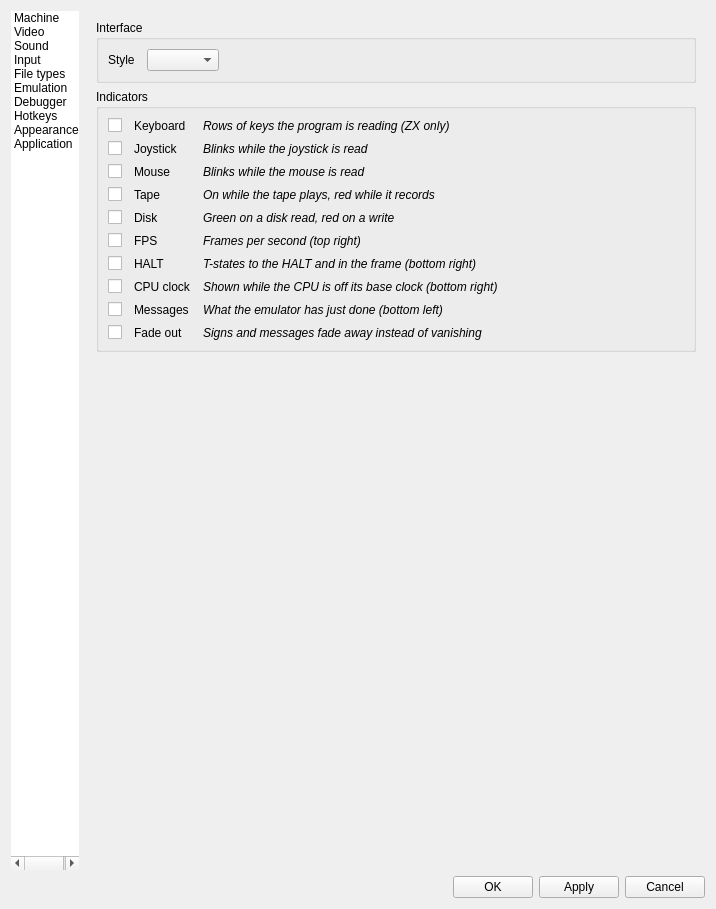
Qt form ui/setupwin.ui (Volutar/xpeccy-plus) before a commit.
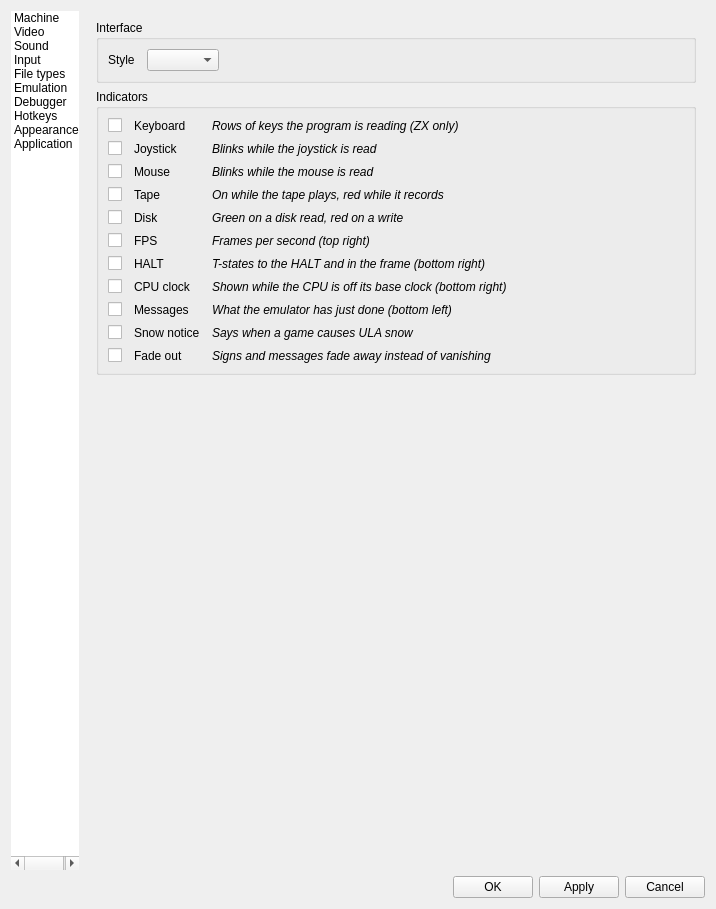
The same form after that commit. The open tabs and pages were chosen to show the change. Icons and pictures are not drawn. Custom widgets are drawn as their Qt base class.

Commit message: snow-notice-off: Don't show this again in the snow notice, for good and for every game, the snow itself untouched; Snow notice in Options > Appearance > Indicators brings it back, the tip of ULA snow points there; off, the frame thread does not watch for snow

What changed in the file:
```diff
--- a/ui/setupwin.ui
+++ b/ui/setupwin.ui
@@ -4084,6 +4084,45 @@
                  </widget>
                 </item>
                 <item row="9" column="0">
+                 <widget class="QCheckBox" name="cbSnowNote">
+                  <property name="text">
+                   <string/>
+                  </property>
+                  <property name="icon">
+                   <iconset resource="../xpeccy.qrc">
+                    <normaloff>:/images/snowflake-16.png</normaloff>:/images/snowflake-16.png</iconset>
+                  </property>
+                  <property name="iconSize">
+                   <size>
+                    <width>16</width>
+                    <height>16</height>
+                   </size>
+                  </property>
+                 </widget>
+                </item>
+                <item row="9" column="1">
+                 <widget class="QLabel" name="namSnowNote">
+                  <property name="text">
+                   <string>Snow notice</string>
+                  </property>
+                  <property name="buddy">
+                   <cstring>cbSnowNote</cstring>
+                  </property>
+                 </widget>
+                </item>
+                <item row="9" column="2">
+                 <widget class="QLabel" name="labSnowNote">
+                  <property name="font">
+                   <font>
+                    <italic>true</italic>
+                   </font>
+                  </property>
+                  <property name="text">
+                   <string>Says when a game causes ULA snow</string>
+                  </property>
+                 </widget>
+                </item>
+                <item row="10" column="0">
                  <widget class="QCheckBox" name="cbFadeLed">
                   <property name="text">
                    <string/>
@@ -4100,7 +4139,7 @@
                   </property>
                  </widget>
                 </item>
-                <item row="9" column="1">
+                <item row="10" column="1">
                  <widget class="QLabel" name="namFadeLed">
                   <property name="text">
                    <string>Fade out</string>
@@ -4110,7 +4149,7 @@
                   </property>
                  </widget>
                 </item>
-                <item row="9" column="2">
+                <item row="10" column="2">
                  <widget class="QLabel" name="labFadeLed">
                   <property name="font">
                    <font>
```
The commit also changes 10 other files.
